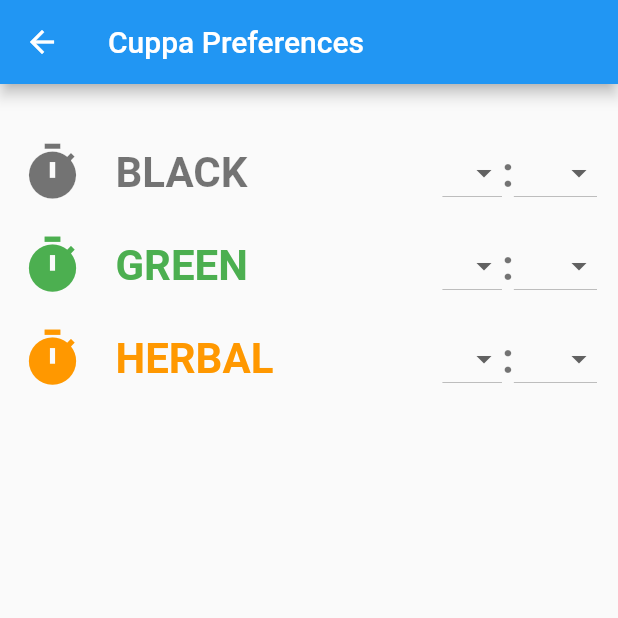
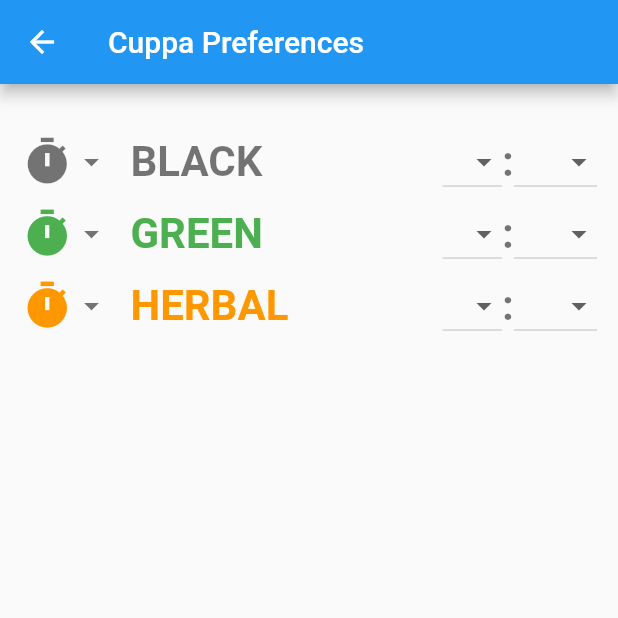
Before and after one commit to ncosgray/cuppa_mobile, a Flutter app: the PrefsWidget screen opened by its route, on a phone screen of 412 x 824 dp, the top half of it. Run offline on Flutter 3.47's test engine with Material 2 defaults, Android fonts, the phone set to English and light mode, and no system bars; our stand-ins replace shared_preferences; missing offline and left inert: quick_actions; accounts and stored records are empty; statements that could not run were skipped.

Commit message:
selectable tea colors

```diff
--- a/lib/prefs.dart
+++ b/lib/prefs.dart
@@ -223,14 +223,40 @@ class _PrefsTeaRowState extends State<PrefsTeaRow> {
         child: new Row(
       mainAxisAlignment: MainAxisAlignment.spaceEvenly,
       children: [
-        new Icon(
-          Icons.timer,
-          color: tea.getThemeColor(context),
-          size: 42.0,
+        new PopupMenuButton(
+          onSelected: (int newValue) {
+            setState(() {
+              tea.color = newValue;
+              Prefs.setTeas();
+            });
+          },
+          itemBuilder: (BuildContext context) {
+            return Prefs.teaColors.keys.map((int value) {
+              return PopupMenuItem(
+                value: value,
+                child: Icon(
+                  Icons.timer,
+                  color: Prefs.teaColors[value],
+                  size: 35.0,
+                ),
+              );
+            }).toList();
+          },
+          child: Row(
+            mainAxisSize: MainAxisSize.min,
+            children: <Widget>[
+              Icon(
+                Icons.timer,
+                color: tea.getThemeColor(context),
+                size: 35.0,
+              ),
+              Icon(Icons.arrow_drop_down, color: Theme.of(context).buttonColor),
+            ],
+          ),
         ),
         new Flexible(
             child: Padding(
-                padding: EdgeInsets.fromLTRB(7.0, 7.0, 7.0, 7.0),
+                padding: EdgeInsets.zero,
                 child: TextFormField(
                   initialValue: tea.buttonName,
                   autocorrect: false,
```
